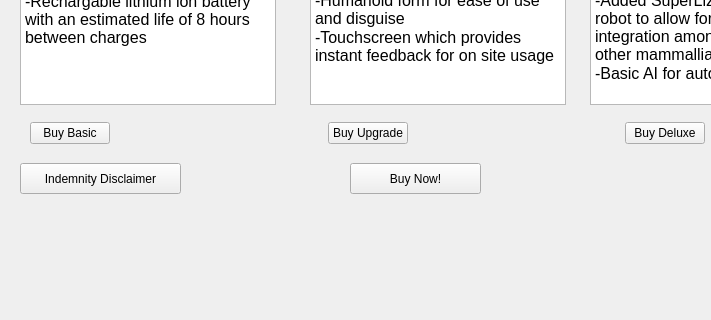
Above: brochure/home.ui from Team-llamas/Project-1 before the change; both pictures show x 0 to 711 and y 697 to 1017 of the 882 by 1017 pixel window. Below: the same form after it.
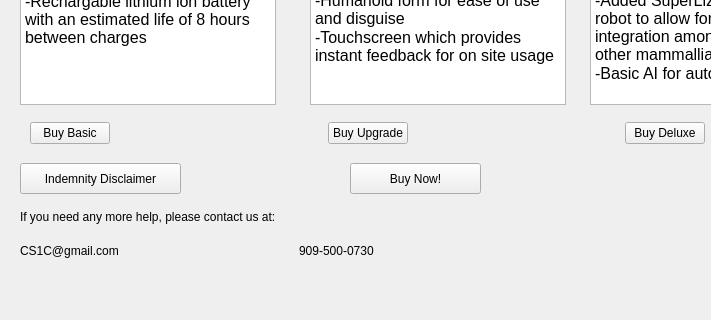
That is the form after the change. The open tabs and pages were chosen to show the change. Icons and pictures are not drawn.

Commit message: Added contact us information

```diff
--- a/brochure/home.ui
+++ b/brochure/home.ui
@@ -1301,6 +1301,43 @@
      <string>Buy Now!</string>
     </property>
    </widget>
+   <widget class="QWidget" name="">
+    <property name="geometry">
+     <rect>
+      <x>20</x>
+      <y>900</y>
+      <width>551</width>
+      <height>61</height>
+     </rect>
+    </property>
+    <layout class="QVBoxLayout" name="contactUsLayout">
+     <item>
+      <widget class="QLabel" name="contactUsPrompt">
+       <property name="text">
+        <string>If you need any more help, please contact us at:</string>
+       </property>
+      </widget>
+     </item>
+     <item>
+      <layout class="QHBoxLayout" name="contactInfoLayout">
+       <item>
+        <widget class="QLabel" name="emailLabel">
+         <property name="text">
+          <string>CS1C@gmail.com</string>
+         </property>
+        </widget>
+       </item>
+       <item>
+        <widget class="QLabel" name="phoneNumberLabel">
+         <property name="text">
+          <string>909-500-0730</string>
+         </property>
+        </widget>
+       </item>
+      </layout>
+     </item>
+    </layout>
+   </widget>
   </widget>
   <widget class="QMenuBar" name="menubar">
    <property name="enabled">
```
Left out of the diff: 2 changed lines with no effect on the pictures.
